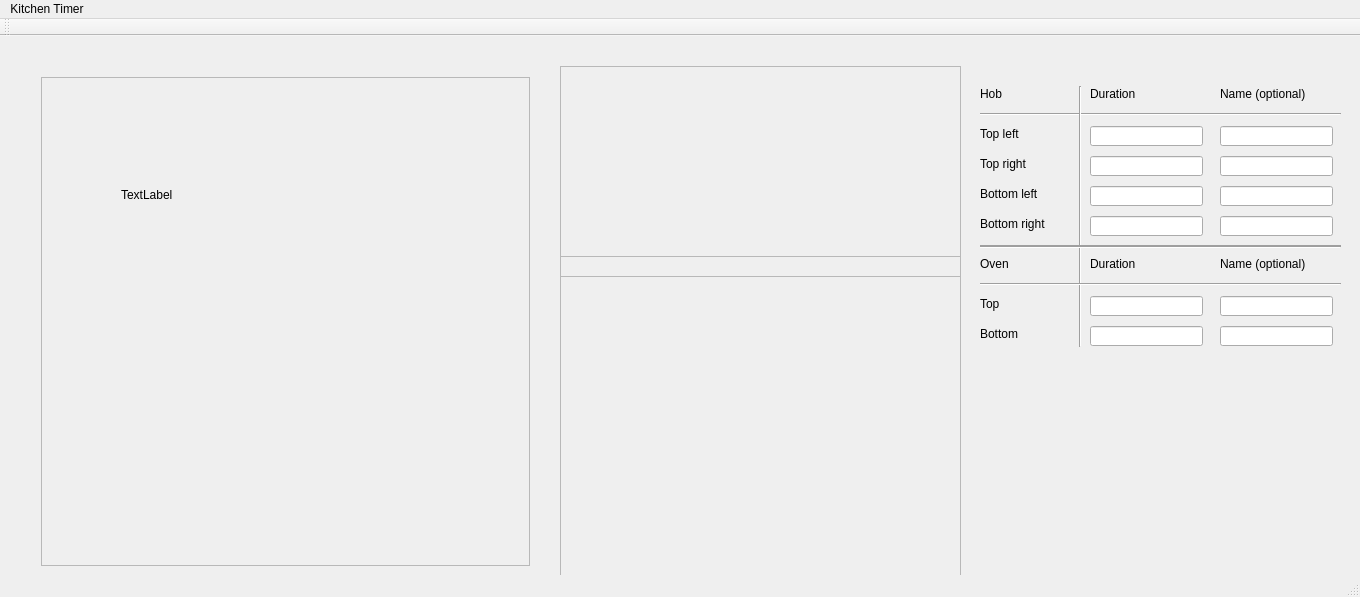
PeacePlease/Kitchen-Timer, file mainwindow.ui: the form before one commit.
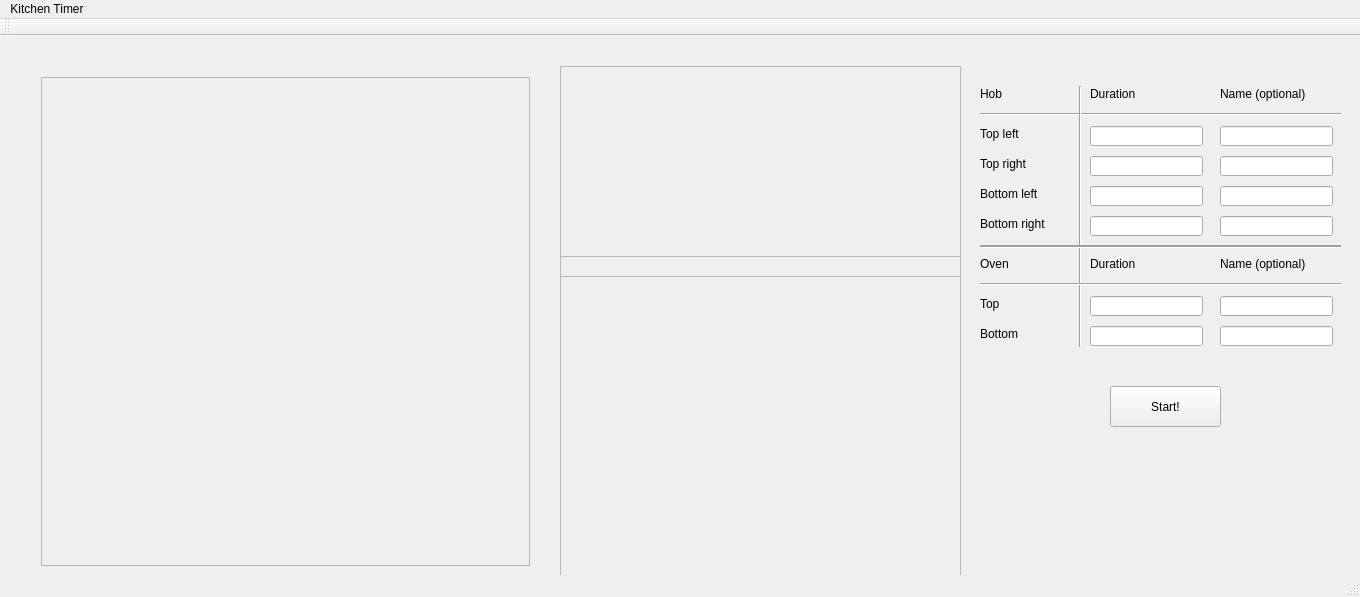
The form after the commit. Icons and pictures are not drawn.

```diff
--- a/mainwindow.ui
+++ b/mainwindow.ui
@@ -143,8 +143,75 @@
            <height>16</height>
           </rect>
          </property>
+         <property name="palette">
+          <palette>
+           <active>
+            <colorrole role="WindowText">
+             <brush brushstyle="SolidPattern">
+              <color alpha="255">
+               <red>255</red>
+               <green>255</green>
+               <blue>255</blue>
+              </color>
+             </brush>
+            </colorrole>
+            <colorrole role="Text">
+             <brush brushstyle="SolidPattern">
+              <color alpha="255">
+               <red>255</red>
+               <green>255</green>
+               <blue>255</blue>
+              </color>
+             </brush>
+            </colorrole>
+           </active>
+           <inactive>
+            <colorrole role="WindowText">
+             <brush brushstyle="SolidPattern">
+              <color alpha="255">
+               <red>255</red>
+               <green>255</green>
+               <blue>255</blue>
+              </color>
+             </brush>
+            </colorrole>
+            <colorrole role="Text">
+             <brush brushstyle="SolidPattern">
+              <color alpha="255">
+               <red>255</red>
+               <green>255</green>
+               <blue>255</blue>
+              </color>
+             </brush>
+            </colorrole>
+           </inactive>
+           <disabled>
+            <colorrole role="WindowText">
+             <brush brushstyle="SolidPattern">
+              <color alpha="255">
+               <red>120</red>
+               <green>120</green>
+               <blue>120</blue>
+              </color>
+             </brush>
+            </colorrole>
+            <colorrole role="Text">
+             <brush brushstyle="SolidPattern">
+              <color alpha="255">
+               <red>120</red>
+               <green>120</green>
+               <blue>120</blue>
+              </color>
+             </brush>
+            </colorrole>
+           </disabled>
+          </palette>
+         </property>
          <property name="text">
-          <string>TextLabel</string>
+          <string/>
+         </property>
+         <property name="alignment">
+          <set>Qt::AlignCenter</set>
          </property>
         </widget>
        </widget>
@@ -553,6 +620,19 @@
      </rect>
     </property>
    </widget>
+   <widget class="QPushButton" name="pushButton">
+    <property name="geometry">
+     <rect>
+      <x>1110</x>
+      <y>350</y>
+      <width>111</width>
+      <height>41</height>
+     </rect>
+    </property>
+    <property name="text">
+     <string>Start!</string>
+    </property>
+   </widget>
   </widget>
   <widget class="QMenuBar" name="menuBar">
    <property name="geometry">
```
Left out of the diff: 443 changed lines with no effect on the pictures.
